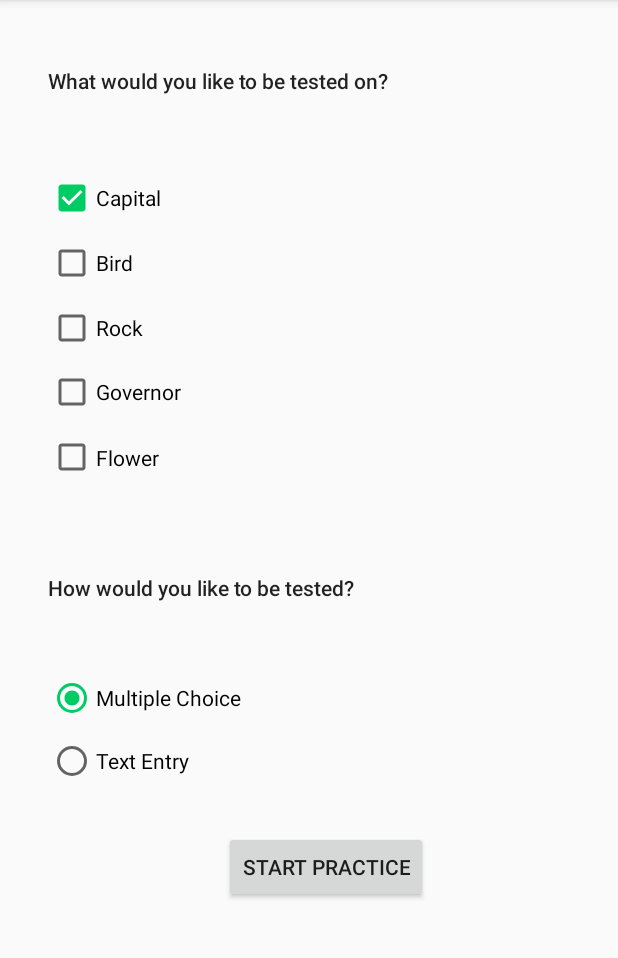
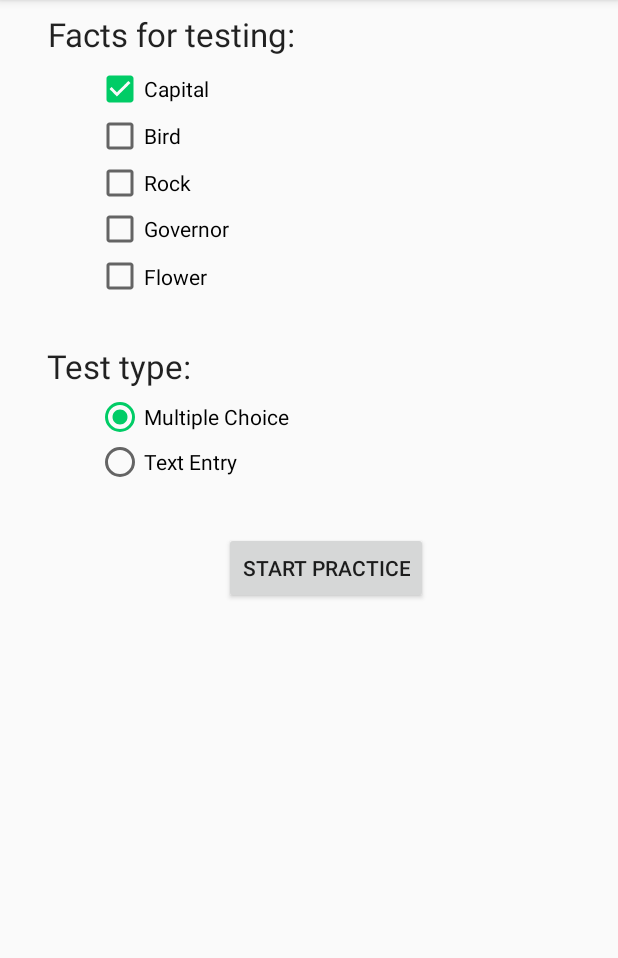
Before and after one commit to TrentonSouth/CS246-StateTheFacts, an Android app: the GameSettingsActivity screen opened directly, with no data from a screen before it, on a phone screen of 412 x 824 dp, the part 84-1042 px from its top. Run offline under Robolectric (Android 15) with nearby library versions, the phone set to English and light mode, and no system bars; 1 statement that could not run was skipped.

Commit message:
updated layout for learn mode, game settings, and added 'your' to main screen

```diff
--- a/app/src/main/java/com/example/statethefacts/MainActivity.java
+++ b/app/src/main/java/com/example/statethefacts/MainActivity.java
@@ -55,6 +55,7 @@ public class MainActivity extends AppCompatActivity implements View.OnClickListe
     }
 
     //create the 3 dots (ellipsis) on right side of the app in the top bar
+    //https://www.youtube.com/watch?v=kknBxoCOYXI
     @Override
     public boolean onCreateOptionsMenu(Menu menu) {
         getMenuInflater().inflate(R.menu.main_menu, menu);
@@ -62,6 +63,7 @@ public class MainActivity extends AppCompatActivity implements View.OnClickListe
     }
 
     //makes the list found from the 3 dots (ellipsis) on right side of the app clickable
+    //https://www.youtube.com/watch?v=zwabHRv2taA
     @Override
     public boolean onOptionsItemSelected(MenuItem item) {
         if (item.getItemId() == R.id.profile) {
--- a/app/src/main/res/layout/game_settings.xml
+++ b/app/src/main/res/layout/game_settings.xml
@@ -8,11 +8,10 @@
 
     <CheckBox
         android:id="@+id/checkBoxCapital"
+        style="@android:style/Widget.CompoundButton.CheckBox"
         android:layout_width="127dp"
         android:layout_height="31dp"
-        android:layout_marginStart="32dp"
-        android:layout_marginLeft="32dp"
-        android:layout_marginTop="40dp"
+        android:layout_marginStart="64dp"
         android:onClick="handleCheckBox"
         android:text="Capital"
         app:layout_constraintStart_toStartOf="parent"
@@ -22,9 +21,7 @@
         android:id="@+id/checkBoxBird"
         android:layout_width="127dp"
         android:layout_height="31dp"
-        android:layout_marginStart="32dp"
-        android:layout_marginLeft="32dp"
-        android:layout_marginTop="12dp"
+        android:layout_marginStart="64dp"
         android:onClick="handleCheckBox"
         android:text="Bird"
         app:layout_constraintStart_toStartOf="parent"
@@ -34,9 +31,7 @@
         android:id="@+id/checkBoxRock"
         android:layout_width="125dp"
         android:layout_height="31dp"
-        android:layout_marginStart="32dp"
-        android:layout_marginLeft="32dp"
-        android:layout_marginTop="12dp"
+        android:layout_marginStart="64dp"
         android:onClick="handleCheckBox"
         android:text="Rock"
         app:layout_constraintStart_toStartOf="parent"
@@ -46,9 +41,7 @@
         android:id="@+id/checkBoxGovernor"
         android:layout_width="128dp"
         android:layout_height="30dp"
-        android:layout_marginStart="32dp"
-        android:layout_marginLeft="32dp"
-        android:layout_marginTop="12dp"
+        android:layout_marginStart="64dp"
         android:onClick="handleCheckBox"
         android:text="Governor"
         app:layout_constraintStart_toStartOf="parent"
@@ -58,33 +51,19 @@
         android:id="@+id/checkBoxFlower"
         android:layout_width="129dp"
         android:layout_height="34dp"
-        android:layout_marginStart="32dp"
-        android:layout_marginLeft="32dp"
-        android:layout_marginTop="12dp"
+        android:layout_marginStart="64dp"
         android:onClick="handleCheckBox"
         android:text="Flower"
         app:layout_constraintStart_toStartOf="parent"
         app:layout_constraintTop_toBottomOf="@+id/checkBoxGovernor" />
 
     <TextView
-        android:id="@+id/textView2"
-        android:layout_width="277dp"
-        android:layout_height="32dp"
-        android:layout_marginTop="44dp"
-        android:text="What would you like to be tested on?"
-        android:textAppearance="@style/TextAppearance.AppCompat.Body2"
-        app:layout_constraintEnd_toEndOf="parent"
-        app:layout_constraintHorizontal_bias="0.238"
-        app:layout_constraintStart_toStartOf="parent"
-        app:layout_constraintTop_toTopOf="parent" />
-
-    <TextView
         android:id="@+id/textView3"
-        android:layout_width="286dp"
-        android:layout_height="24dp"
-        android:layout_marginTop="60dp"
-        android:text="How would you like to be tested?"
-        android:textAppearance="@style/TextAppearance.AppCompat.Body2"
+        android:layout_width="289dp"
+        android:layout_height="33dp"
+        android:layout_marginTop="28dp"
+        android:text="Test type:"
+        android:textAppearance="@style/TextAppearance.AppCompat.Large"
         app:layout_constraintEnd_toEndOf="parent"
         app:layout_constraintHorizontal_bias="0.256"
         app:layout_constraintStart_toStartOf="parent"
@@ -96,8 +75,6 @@
         android:layout_height="wrap_content"
         android:layout_below="@+id/textView3"
         android:layout_marginStart="32dp"
-        android:layout_marginLeft="32dp"
-        android:layout_marginTop="24dp"
         android:orientation="vertical"
         app:layout_constraintStart_toStartOf="parent"
         app:layout_constraintTop_toBottomOf="@+id/textView3">
@@ -106,9 +83,10 @@
             android:id="@+id/radioButtonMultipleChoice"
             android:layout_width="164dp"
             android:layout_height="30dp"
-            android:layout_marginTop="20dp"
+            android:layout_marginTop="0dp"
+            android:layout_marginStart="32dp"
+            android:onClick="handleRadioButtons"
             android:text="Multiple Choice"
-            android:onClick="handleRadioButtons"
             app:layout_constraintEnd_toEndOf="parent"
             app:layout_constraintHorizontal_bias="0.206"
             app:layout_constraintStart_toStartOf="parent"
@@ -118,9 +96,9 @@
             android:id="@+id/radioButtonTextEntry"
             android:layout_width="164dp"
             android:layout_height="30dp"
-            android:layout_marginStart="0dp"
+            android:layout_marginStart="32dp"
             android:layout_marginLeft="0dp"
-            android:layout_marginTop="12dp"
+            android:layout_marginTop="0dp"
             android:onClick="handleRadioButtons"
             android:text="Text Entry"
             app:layout_constraintStart_toStartOf="parent"
@@ -139,5 +117,20 @@
         app:layout_constraintStart_toStartOf="parent"
         app:layout_constraintTop_toBottomOf="@+id/radioGroup" />
 
+    <TextView
+        android:id="@+id/textView2"
+        android:layout_width="173dp"
+        android:layout_height="35dp"
+        android:layout_marginStart="32dp"
+        android:layout_marginTop="8dp"
+        android:layout_marginEnd="39dp"
+        android:text="Facts for testing:"
+        android:textAppearance="@style/TextAppearance.AppCompat.Large"
+        app:layout_constraintBottom_toTopOf="@+id/checkBoxCapital"
+        app:layout_constraintEnd_toEndOf="parent"
+        app:layout_constraintHorizontal_bias="0.0"
+        app:layout_constraintStart_toStartOf="parent"
+        app:layout_constraintTop_toTopOf="parent" />
+
 
 </androidx.constraintlayout.widget.ConstraintLayout>
--- a/app/src/main/res/values/strings.xml
+++ b/app/src/main/res/values/strings.xml
@@ -25,7 +25,7 @@
     <string name="label_name">Name</string>
     <string name="label_email">Email</string>
     <string name="userProfile_title">User Information</string>
-    <string name="user_name">Please update profile</string>
+    <string name="user_name">Please update your profile</string>
     <string name="action_settings">Settings</string>
     <string name="title_activity_missed_answers">ScrollingActivity</string>
 
```
Also changed, not shown: app/src/main/res/layout/activity_facts_list.xml (+40 -29 lines).
